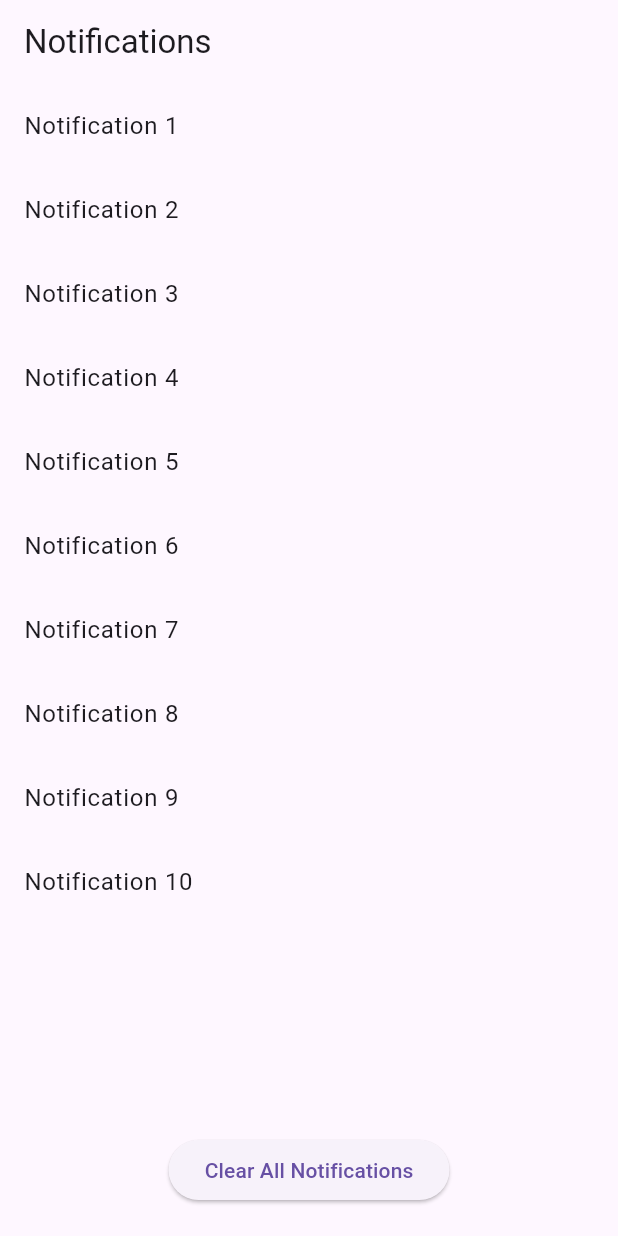
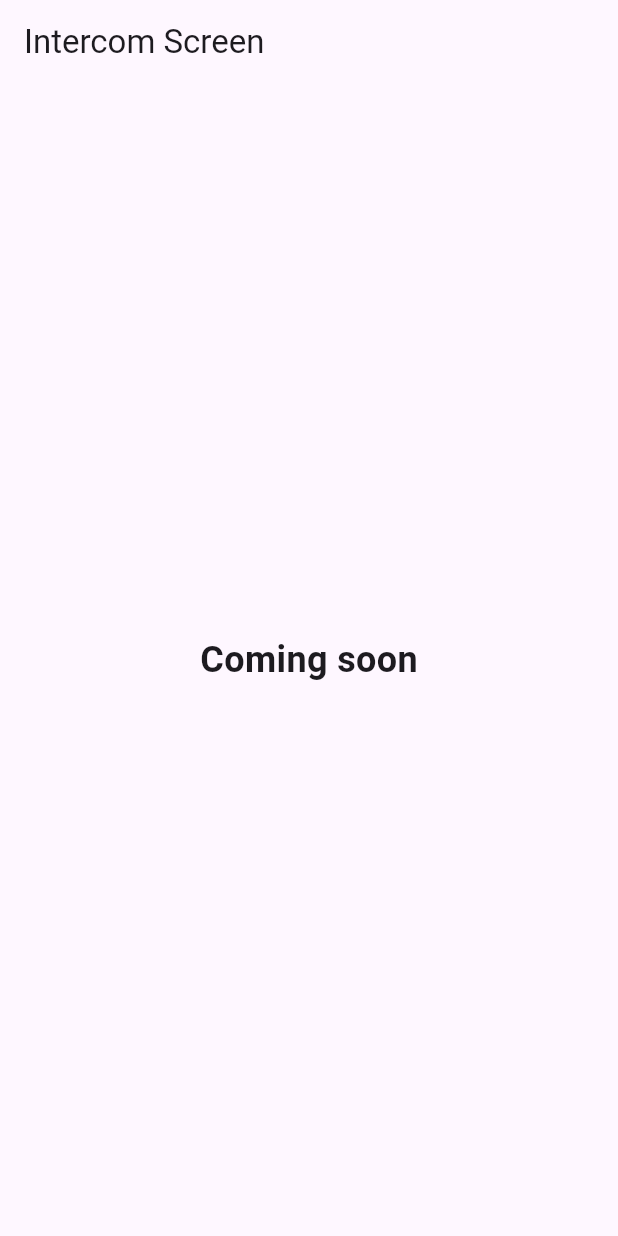
Before and after one commit to rohinicomplex/rohini_app_flutter, a Flutter app: the screen it shows after launch, on a phone screen of 412 x 824 dp. Run offline on Flutter 3.47's test engine with Material 3 defaults, Android fonts, the phone set to English and light mode, and no system bars; our stand-ins replace camera, file_picker, firebase_core; missing offline and left inert: dart:html; accounts and stored records are empty.

Commit message:
added service and intercom

```diff
--- /dev/null
+++ b/lib/intercom.dart
@@ -0,0 +1,21 @@
+import 'package:flutter/material.dart';
+
+class IntercomScreen extends StatelessWidget {
+  @override
+  Widget build(BuildContext context) {
+    return Scaffold(
+      appBar: AppBar(
+        title: Text('Intercom Screen'),
+      ),
+      body: Center(
+        child: Text(
+          'Coming soon',
+          style: TextStyle(
+            fontSize: 24,
+            fontWeight: FontWeight.bold,
+          ),
+        ),
+      ),
+    );
+  }
+}
--- a/lib/landing.dart
+++ b/lib/landing.dart
@@ -200,6 +200,7 @@ class LandingPage extends StatelessWidget {
                   label: 'Intercom',
                   onTap: () {
                     // Handle Call button tap
+                    Navigator.pushNamed(context, '/intercom');
                   },
                 ),
                 BottomButton(
@@ -214,6 +215,7 @@ class LandingPage extends StatelessWidget {
                   label: 'Service',
                   onTap: () {
                     // Handle Service button tap
+                    Navigator.pushNamed(context, '/service');
                   },
                 ),
                 BottomButton(
--- a/lib/main.dart
+++ b/lib/main.dart
@@ -15,6 +15,8 @@ import 'payonline.dart';
 import 'expense.dart';
 import 'income.dart';
 import 'notification.dart';
+import 'service.dart';
+import 'intercom.dart';
 
 void main() {
   runApp(MyApp());
@@ -29,7 +31,7 @@ class MyApp extends StatelessWidget {
       theme: ThemeData(
         primarySwatch: Colors.green,
       ),
-      initialRoute: '/notification',
+      initialRoute: '/intercom',
       routes: {
         '/otp': (context) => OTPScreen(),
         '/expense': (context) => ExpenseAddScreen(),
@@ -53,6 +55,8 @@ class MyApp extends StatelessWidget {
         '/payment_distribution': (context) => PaymentDistributionScreen(),
         '/summary': (context) => SummaryScreen(),
         '/notification': (context) => NotificationsPage(),
+        '/service': (context) => ServiceScreen(),
+        '/intercom': (context) => IntercomScreen(),
       },
     );
   }
```
Also changed, not shown: lib/service.dart (added, +21 -0 lines).
